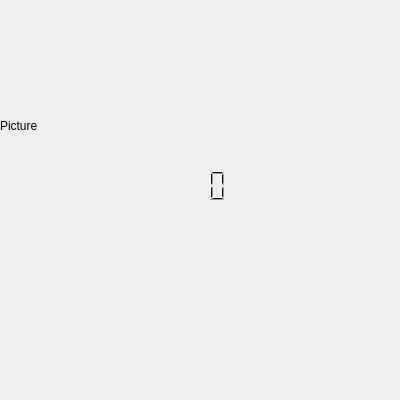
Qt form Visualization/Qt_monitor_beta1.0/firstInterface/firstwenyi.ui (luckyLuWen/envStageOpenSource) before a commit.
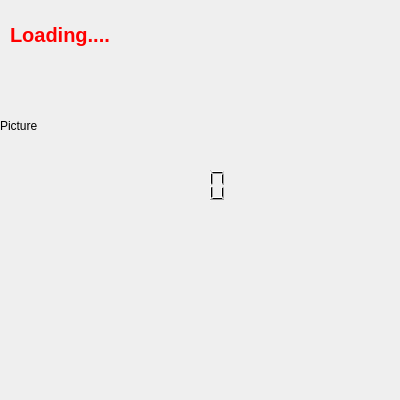
The same form after that commit.

The edit to the form file:
```diff
--- a/Visualization/Qt_monitor_beta1.0/firstInterface/firstwenyi.ui
+++ b/Visualization/Qt_monitor_beta1.0/firstInterface/firstwenyi.ui
@@ -51,6 +51,29 @@
     <enum>QFrame::NoFrame</enum>
    </property>
   </widget>
+  <widget class="QLabel" name="label">
+   <property name="geometry">
+    <rect>
+     <x>10</x>
+     <y>0</y>
+     <width>151</width>
+     <height>71</height>
+    </rect>
+   </property>
+   <property name="font">
+    <font>
+     <pointsize>15</pointsize>
+     <weight>75</weight>
+     <bold>true</bold>
+    </font>
+   </property>
+   <property name="text">
+    <string>&lt;html&gt;&lt;head/&gt;&lt;body&gt;&lt;p&gt;&lt;span style=&quot; color:#ff0000;&quot;&gt;Loading....&lt;/span&gt;&lt;/p&gt;&lt;/body&gt;&lt;/html&gt;</string>
+   </property>
+   <property name="textFormat">
+    <enum>Qt::RichText</enum>
+   </property>
+  </widget>
  </widget>
  <resources/>
  <connections/>
```
